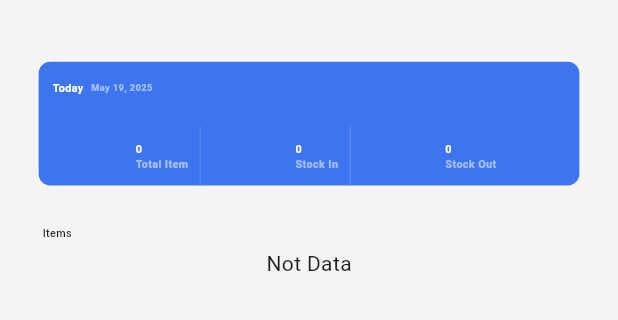
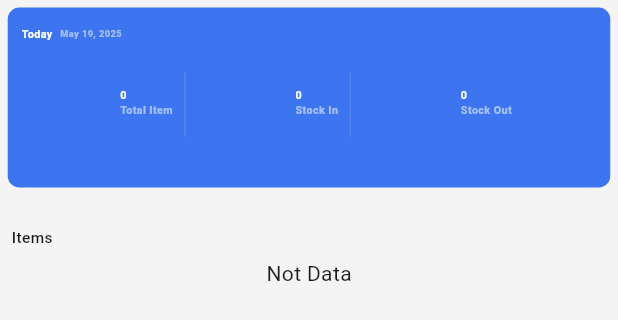
Before and after one commit to parthra-nt/inventory_management, a Flutter app: the DashboardScreen widget shown alone on an empty page, opened directly, on a phone screen of 412 x 824 dp. Shown: the top 320 px of the screen. Run offline on Flutter 3.47's test engine with Material 3 defaults, Android fonts, the light colour scheme and no system bars; our stand-ins replace file_picker, flutter_screenutil, supabase_flutter; accounts and stored records are empty.

```diff
--- a/lib/presentation/screens/home/dashboard_screen.dart
+++ b/lib/presentation/screens/home/dashboard_screen.dart
@@ -35,24 +35,15 @@ class _DashboardScreenState extends State<DashboardScreen> {
   Widget build(BuildContext context) {
     return Consumer<DashboardProvider>(
       builder:
-          (context, provider, child) => LayoutBuilder(
-            builder: (context, constraints) {
-              final maxWidth =
-                  constraints.maxWidth < 800 ? 800 : constraints.maxWidth;
-              double height =
-                  constraints.maxHeight < 400 ? 400 : constraints.maxHeight;
-              return SingleChildScrollView(
+          (context, provider, child) => SingleChildScrollView(
             scrollDirection: Axis.vertical,
             child: Padding(
-                  padding: EdgeInsets.symmetric(
-                    horizontal: maxWidth > 800 ? 500.w : 50.w,
-                    vertical: 0.05.sh,
-                  ),
+              padding: EdgeInsets.symmetric(horizontal: 10.w, vertical: 5.h),
               child: Column(
                 children: [
                   /// Count Container
                   Container(
-                        height: maxWidth > 800 ? 0.12.sh : 0.1.sh,
+                    height: 120.h,
                     decoration: BoxDecoration(
                       color: AppColors.primaryColor,
                       borderRadius: BorderRadius.circular(15.r),
@@ -87,7 +78,7 @@ class _DashboardScreenState extends State<DashboardScreen> {
                         Text(
                           "Items",
                           style: TextStyle(
-                                fontSize: maxWidth > 800 ? 20.sp : 14.sp,
+                            fontSize: 20.sp,
                             fontWeight: FontWeight.w500,
                             decoration: TextDecoration.none,
                           ),
@@ -107,21 +98,16 @@ class _DashboardScreenState extends State<DashboardScreen> {
                           itemBuilder:
                               (context, index) => ItemList(
                                 imageUrl:
-                                        provider
-                                            .productList![index]['image_url'],
+                                    provider.productList![index]['image_url'],
                                 itemCount:
-                                        provider
-                                            .productList![index]['quantity'],
-                                    itemName:
-                                        provider.productList![index]['name'],
+                                    provider.productList![index]['quantity'],
+                                itemName: provider.productList![index]['name'],
                               ),
                         ),
                       ),
                 ],
               ),
             ),
-              );
-            },
           ),
     );
   }
```
Lines whose indentation alone changed are shown as unchanged.
